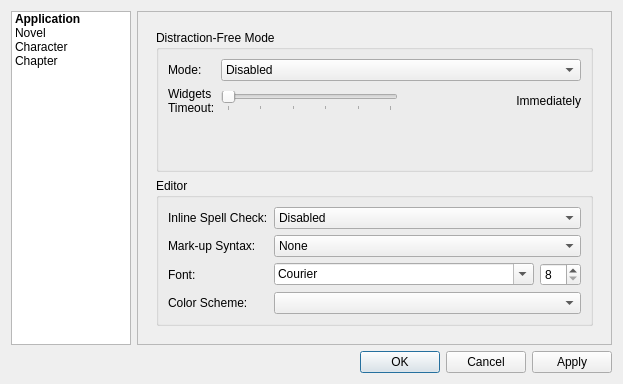
This is src/app/preferencesdialog.ui in src-r-r/plotline as Qt 5 draws it before an edit. The edited form follows.
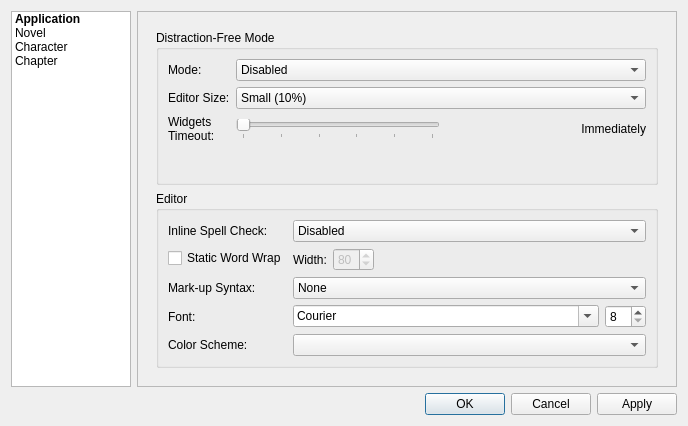
This is the edited form.

Commit message: Add fullscreen editor. Add filter model to chapter frame. TODO: pay attention to 'document' json style property.

The edit to the form file:
```diff
--- a/src/app/preferencesdialog.ui
+++ b/src/app/preferencesdialog.ui
@@ -6,8 +6,8 @@
    <rect>
     <x>0</x>
     <y>0</y>
-    <width>623</width>
-    <height>384</height>
+    <width>688</width>
+    <height>426</height>
    </rect>
   </property>
   <property name="windowTitle">
@@ -87,8 +87,8 @@
          <rect>
           <x>0</x>
           <y>0</y>
-          <width>475</width>
-          <height>329</height>
+          <width>525</width>
+          <height>379</height>
          </rect>
         </property>
         <layout class="QVBoxLayout" name="verticalLayout_7">
@@ -231,7 +231,7 @@
                       </item>
                      </widget>
                     </item>
-                    <item row="1" column="0">
+                    <item row="2" column="0">
                      <widget class="QLabel" name="label_2">
                       <property name="text">
                        <string>Widgets
@@ -239,7 +239,7 @@
                       </property>
                      </widget>
                     </item>
-                    <item row="1" column="1">
+                    <item row="2" column="1">
                      <layout class="QHBoxLayout" name="horizontalLayout">
                       <item>
                        <widget class="QSlider" name="widgetTimeout">
@@ -290,6 +290,37 @@
                       </item>
                      </layout>
                     </item>
+                    <item row="1" column="0">
+                     <widget class="QLabel" name="label_9">
+                      <property name="text">
+                       <string>Editor Size:</string>
+                      </property>
+                     </widget>
+                    </item>
+                    <item row="1" column="1">
+                     <widget class="QComboBox" name="editorSize">
+                      <item>
+                       <property name="text">
+                        <string>Small (10%)</string>
+                       </property>
+                      </item>
+                      <item>
+                       <property name="text">
+                        <string>Medium (50%)</string>
+                       </property>
+                      </item>
+                      <item>
+                       <property name="text">
+                        <string>Large (75%)</string>
+                       </property>
+                      </item>
+                      <item>
+                       <property name="text">
+                        <string>Full (100%)</string>
+                       </property>
+                      </item>
+                     </widget>
+                    </item>
                    </layout>
                   </item>
                  </layout>
@@ -332,13 +363,20 @@
                    </widget>
                   </item>
                   <item row="1" column="0">
+                   <widget class="QCheckBox" name="staticWordWrap">
+                    <property name="text">
+                     <string>Static Word Wrap</string>
+                    </property>
+                   </widget>
+                  </item>
+                  <item row="2" column="0">
                    <widget class="QLabel" name="label_3">
                     <property name="text">
                      <string>Mark-up Syntax:</string>
                     </property>
                    </widget>
                   </item>
-                  <item row="1" column="1">
+                  <item row="2" column="1">
                    <widget class="QComboBox" name="editorSyntax">
                     <item>
                      <property name="text">
@@ -357,14 +395,14 @@
                     </item>
                    </widget>
                   </item>
-                  <item row="2" column="0">
+                  <item row="3" column="0">
                    <widget class="QLabel" name="label_5">
                     <property name="text">
                      <string>Font:</string>
                     </property>
                    </widget>
                   </item>
-                  <item row="2" column="1">
+                  <item row="3" column="1">
                    <layout class="QHBoxLayout" name="horizontalLayout_2">
                     <item>
                      <widget class="QFontComboBox" name="editorFont">
@@ -391,16 +429,53 @@
                     </item>
                    </layout>
                   </item>
-                  <item row="3" column="0">
+                  <item row="4" column="0">
                    <widget class="QLabel" name="label_6">
                     <property name="text">
                      <string>Color Scheme:</string>
                     </property>
                    </widget>
                   </item>
-                  <item row="3" column="1">
+                  <item row="4" column="1">
                    <widget class="QComboBox" name="editorColorScheme"/>
                   </item>
+                  <item row="1" column="1">
+                   <layout class="QHBoxLayout" name="horizontalLayout_7">
+                    <item>
+                     <widget class="QLabel" name="label_10">
+                      <property name="text">
+                       <string>Width:</string>
+                      </property>
+                     </widget>
+                    </item>
+                    <item>
+                     <widget class="QSpinBox" name="wordWrapWidth">
+                      <property name="enabled">
+                       <bool>false</bool>
+                      </property>
+                      <property name="minimum">
+                       <number>1</number>
+                      </property>
+                      <property name="value">
+                       <number>80</number>
+                      </property>
+                     </widget>
+                    </item>
+                    <item>
+                     <spacer name="horizontalSpacer">
+                      <property name="orientation">
+                       <enum>Qt::Horizontal</enum>
+                      </property>
+                      <property name="sizeHint" stdset="0">
+                       <size>
+                        <width>40</width>
+                        <height>20</height>
+                       </size>
+                      </property>
+                     </spacer>
+                    </item>
+                   </layout>
+                  </item>
                  </layout>
                 </item>
                </layout>
```
Left out of the diff: 24 changed lines with no effect on the pictures. The commit also changes 25 other files.
